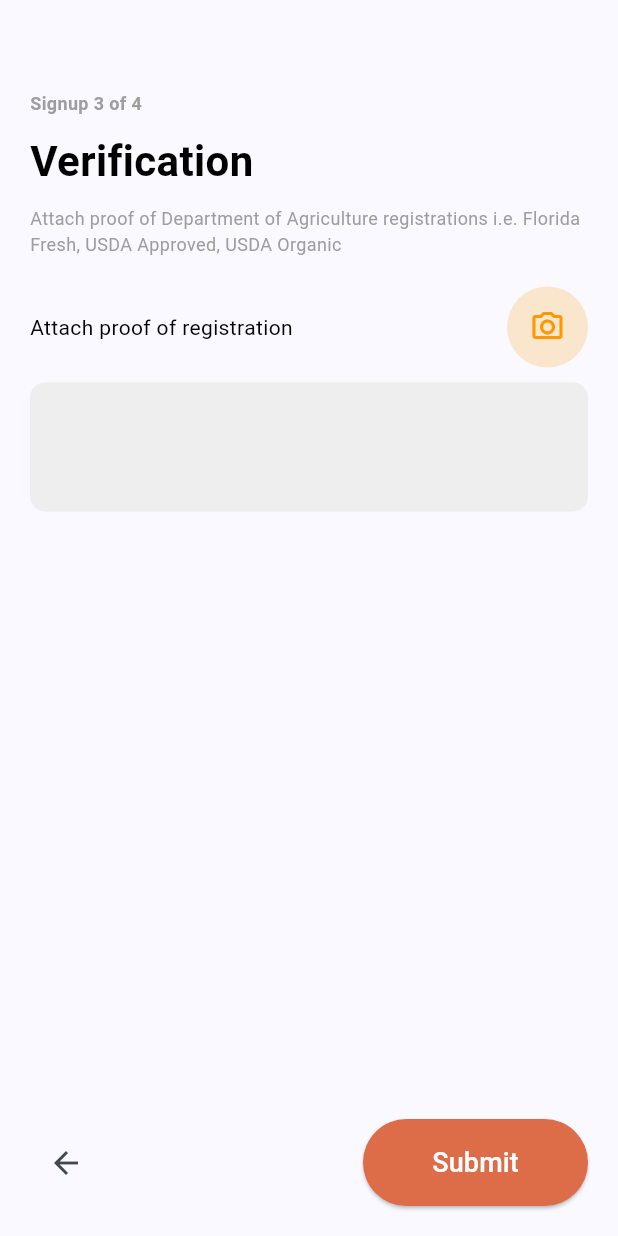
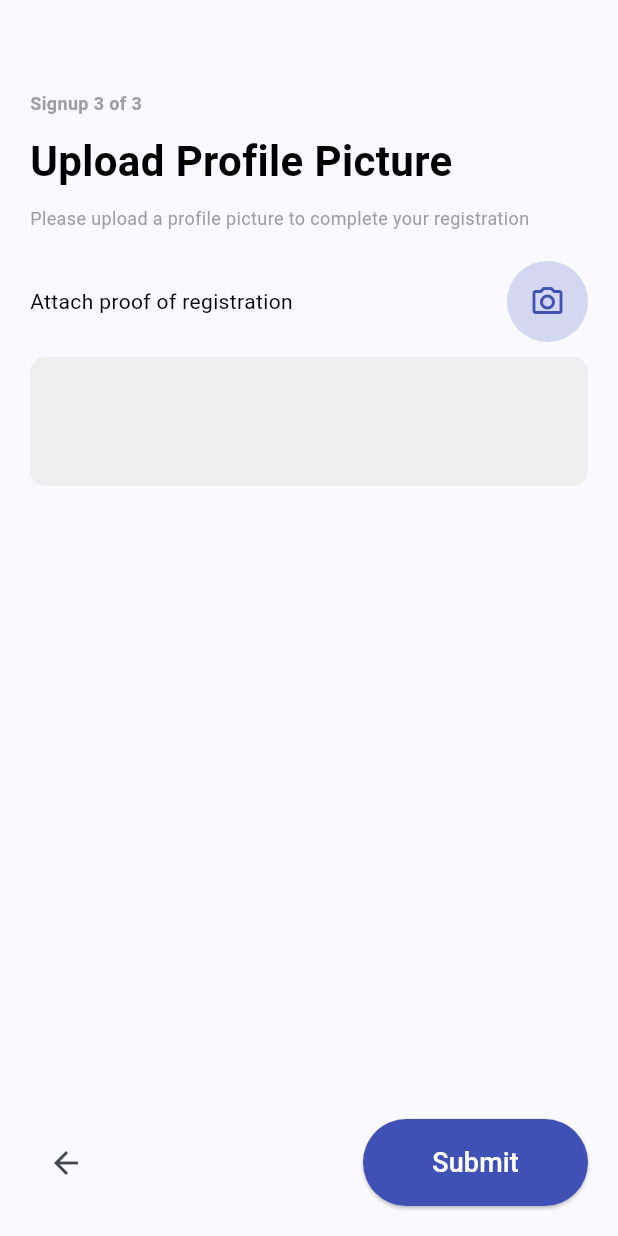
Before and after one commit to Manishkumar76/campus-vibe, a Flutter app: the VerificationScreen screen opened directly, on a phone screen of 412 x 824 dp. Run offline on Flutter 3.47's test engine with Material 3 defaults, Android fonts, the phone set to English and light mode, and no system bars; our stand-ins replace file_picker, image_picker, pinput, shared_preferences; accounts and stored records are empty; network calls fail.

Commit message:
updation in home , models and authentication

```diff
--- a/lib/Authentication/SingnUp/verificationScreen.dart
+++ b/lib/Authentication/SingnUp/verificationScreen.dart
@@ -1,3 +1,4 @@
+import 'package:campus_vibe/main.dart';
 import 'package:flutter/material.dart';
 import 'package:provider/provider.dart';
 import 'package:file_picker/file_picker.dart';
@@ -18,7 +19,7 @@ class _VerificationScreenState extends State<VerificationScreen> {
     setWarning("");
     FilePickerResult? result = await FilePicker.platform.pickFiles(
       type: FileType.custom,
-      allowedExtensions: ['pdf'],
+      allowedExtensions: ['jpeg, jpg, png'],
     );
 
     if (result != null) {
@@ -38,12 +39,7 @@ class _VerificationScreenState extends State<VerificationScreen> {
   }
 
   void submission(){
-    if(selectedFile==null){
-      setWarning("Any proof be required!");
-    }
-    else{
-
-    }
+    Navigator.pushReplacement(context, MaterialPageRoute(builder: (_)=>const MyHomePage(title: "Campus Vibe")));
   }
 
 
@@ -62,17 +58,17 @@ class _VerificationScreenState extends State<VerificationScreen> {
 
             const SizedBox(height: 10),
             const Text(
-              "Signup 3 of 4",
+              "Signup 3 of 3",
               style: TextStyle(fontSize: 12, fontWeight: FontWeight.w600, color: Colors.grey),
             ),
             const SizedBox(height: 10),
             const Text(
-              "Verification",
+              "Upload Profile Picture",
               style: TextStyle(fontSize: 28, fontWeight: FontWeight.w600, color: Colors.black),
             ),
             const SizedBox(height: 10),
             const Text(
-              "Attach proof of Department of Agriculture registrations i.e. Florida Fresh, USDA Approved, USDA Organic",
+              "Please upload a profile picture to complete your registration",
               style: TextStyle(fontSize: 12, color: Colors.grey),
             ),
             const SizedBox(height: 20),
@@ -88,13 +84,13 @@ class _VerificationScreenState extends State<VerificationScreen> {
                   onTap: _pickFile,
                   child: Container(
                     decoration: BoxDecoration(
-                      color: Colors.orange.withOpacity(0.2),
+                      color: Colors.indigo.withOpacity(0.2),
                       borderRadius: BorderRadius.circular(50),
                     ),
                     padding: const EdgeInsets.all(15),
                     child: const Icon(
                       Icons.camera_alt_outlined,
-                      color: Colors.orange,
+                      color: Colors.indigo,
                     ),
                   ),
                 ),
@@ -139,7 +135,7 @@ class _VerificationScreenState extends State<VerificationScreen> {
                       submission();
                     },
                     style: ElevatedButton.styleFrom(
-                      backgroundColor: const Color(0xFFDD6C48),
+                      backgroundColor: Colors.indigo,
                       shape: RoundedRectangleBorder(borderRadius: BorderRadius.circular(30)),
                       padding: const EdgeInsets.symmetric(vertical: 16),
                     ),
--- a/lib/Models/user_model.dart
+++ b/lib/Models/user_model.dart
@@ -1,4 +1,8 @@
-class User {
+
+
+import 'package:flutter/material.dart';
+
+class User with ChangeNotifier {
   int id;
   String profileImage;
   String name;
@@ -15,40 +19,21 @@ class User {
   int batchId;
 
   User({
-    required this.id,
-    required this.profileImage,
-    required this.name,
-    required this.email,
-    required this.verifyEmail,
-    required this.token,
-    required this.password,
-    required this.rollNo,
-    required this.userType,
-    required this.gender,
-    required this.departmentId,
-    required this.phone,
-    required this.age,
-    required this.batchId,
+     this.id=0,
+     this.profileImage='',
+     this.name ="",
+    this.email= '',
+     this.verifyEmail=  '',
+     this.token='',
+    this.password='',
+     this.rollNo='',
+     this.userType='',
+     this.gender='',
+     this.departmentId=0,
+     this.phone='',
+     this.age=0,
+     this.batchId=0,
   });
-
-  Map<String, dynamic> toJson() {
-    return {
-      'id': id,
-      'profile_image': profileImage,
-      'name': name,
-      'email': email,
-      'verify_email': verifyEmail,
-      'token': token,
-      'password': password,
-      'roll_no': rollNo,
-      'user_type': userType,
-      'gender': gender,
-      'department_id': departmentId,
-      'phone': phone,
-      'age': age,
-      'batch_id': batchId,
-    };
-  }
 
   factory User.fromJson(Map<String, dynamic> json) {
     return User(
@@ -69,4 +54,23 @@ class User {
     );
   }
 
+  Map<String, dynamic> toJson(){
+    return {
+      'id': id,
+      'profile_image': profileImage,
+      'name': name,
+      'email': email,
+      'verify_email': verifyEmail,
+      'token': token,
+      'password': password,
+      'roll_no': rollNo,
+      'user_type': userType,
+      'gender':gender,
+      'department_id': departmentId,
+      'phone': phone,
+      'age': age,
+      'batch_id': batchId,
+    };
+  }
+
 }
--- a/lib/Pages/SplashScreen.dart
+++ b/lib/Pages/SplashScreen.dart
@@ -1,3 +1,4 @@
+import 'package:campus_vibe/Authentication/Login/loginScreen.dart';
 import 'package:flutter/material.dart';
 import 'dart:async';
 import 'package:campus_vibe/main.dart';
@@ -35,8 +36,8 @@ class _SplashScreenState extends State<SplashScreen> {
   }
 
   void _navigateToNextScreen() {
-    Future.delayed(Duration(seconds: 2), () {
-      Navigator.pushReplacement(context, MaterialPageRoute(builder: (_) =>  const MyHomePage( title: 'Campus Vibe')));
+    Future.delayed(const Duration(seconds: 2), () {
+      Navigator.pushReplacement(context, MaterialPageRoute(builder: (_) =>  const LoginScreen()));
     });
   }
 
--- a/pubspec.yaml
+++ b/pubspec.yaml
@@ -42,8 +42,6 @@ dependencies:
   flutter_svg:
   flutter_svg_provider:
   file_picker:
-  images_picker:
-  image_cropper:
 
 
   # The following adds the Cupertino Icons font to your application.
```
Also changed, not shown: lib/Authentication/Login/forgot_password.dart (+6 -3 lines), lib/Authentication/Login/loginScreen.dart (+70 -67 lines), lib/Authentication/Login/verifyOTPScreen.dart (+16 -3 lines), lib/Authentication/SingnUp/SignUpScreen.dart (+12 -11 lines), lib/Authentication/SingnUp/UserDetailsScreen.dart (renamed from lib/Authentication/SingnUp/BusinessDetailsScreen.dart, +21 -46 lines), lib/Pages/home.dart (+41 -19 lines), lib/main.dart (+7 -1 lines), pubspec.lock.
